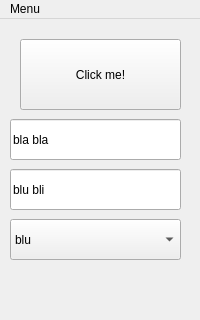
This is qtandroid/mainwindow.ui in Wolframe/qtClient as Qt 5 draws it before an edit. The edited form follows.
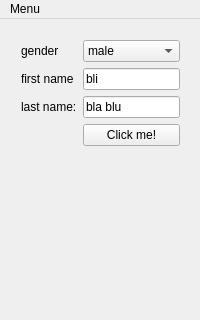
This is the edited form.

Diff of the .ui file:
```diff
--- a/qtandroid/mainwindow.ui
+++ b/qtandroid/mainwindow.ui
@@ -14,69 +14,76 @@
    <string>MainWindow</string>
   </property>
   <widget class="QWidget" name="centralWidget">
-   <widget class="QPushButton" name="pushButton">
+   <widget class="QWidget" name="formLayoutWidget">
     <property name="geometry">
      <rect>
-      <x>20</x>
-      <y>20</y>
-      <width>161</width>
-      <height>71</height>
-     </rect>
-    </property>
-    <property name="text">
-     <string>Click me!</string>
-    </property>
-   </widget>
-   <widget class="QLineEdit" name="lineEdit">
-    <property name="geometry">
-     <rect>
       <x>10</x>
-      <y>100</y>
-      <width>171</width>
-      <height>41</height>
+      <y>10</y>
+      <width>181</width>
+      <height>271</height>
      </rect>
     </property>
-    <property name="text">
-     <string>bla bla</string>
-    </property>
-   </widget>
-   <widget class="QLineEdit" name="lineEdit_2">
-    <property name="geometry">
-     <rect>
-      <x>10</x>
-      <y>150</y>
-      <width>171</width>
-      <height>41</height>
-     </rect>
-    </property>
-    <property name="text">
-     <string>blu bli</string>
-    </property>
-   </widget>
-   <widget class="QComboBox" name="comboBox">
-    <property name="geometry">
-     <rect>
-      <x>10</x>
-      <y>200</y>
-      <width>171</width>
-      <height>41</height>
-     </rect>
-    </property>
-    <item>
-     <property name="text">
-      <string>blu</string>
+    <layout class="QFormLayout" name="formLayout">
+     <property name="fieldGrowthPolicy">
+      <enum>QFormLayout::AllNonFixedFieldsGrow</enum>
      </property>
-    </item>
-    <item>
-     <property name="text">
-      <string>bli</string>
-     </property>
-    </item>
-    <item>
-     <property name="text">
-      <string>bla</string>
-     </property>
-    </item>
+     <item row="1" column="0">
+      <widget class="QLabel" name="genderLabel">
+       <property name="text">
+        <string>gender</string>
+       </property>
+      </widget>
+     </item>
+     <item row="1" column="1">
+      <widget class="QComboBox" name="genderComboBox">
+       <item>
+        <property name="text">
+         <string>male</string>
+        </property>
+       </item>
+       <item>
+        <property name="text">
+         <string>female</string>
+        </property>
+       </item>
+      </widget>
+     </item>
+     <item row="2" column="0">
+      <widget class="QLabel" name="nameLabel">
+       <property name="text">
+        <string>first name</string>
+       </property>
+      </widget>
+     </item>
+     <item row="2" column="1">
+      <widget class="QLineEdit" name="nameLineEdit">
+       <property name="text">
+        <string>bli</string>
+       </property>
+      </widget>
+     </item>
+     <item row="3" column="0">
+      <widget class="QLabel" name="lastLabel">
+       <property name="text">
+        <string>last name:</string>
+       </property>
+      </widget>
+     </item>
+     <item row="3" column="1">
+      <widget class="QLineEdit" name="lastLineEdit">
+       <property name="text">
+        <string>bla blu</string>
+       </property>
+      </widget>
+     </item>
+     <item row="4" column="1">
+      <widget class="QPushButton" name="pushButton">
+       <property name="text">
+        <string>Click me!</string>
+       </property>
+      </widget>
+     </item>
+    </layout>
    </widget>
   </widget>
   <widget class="QMenuBar" name="menuBar">
```
Left out of the diff: 10 changed lines with no effect on the pictures.
